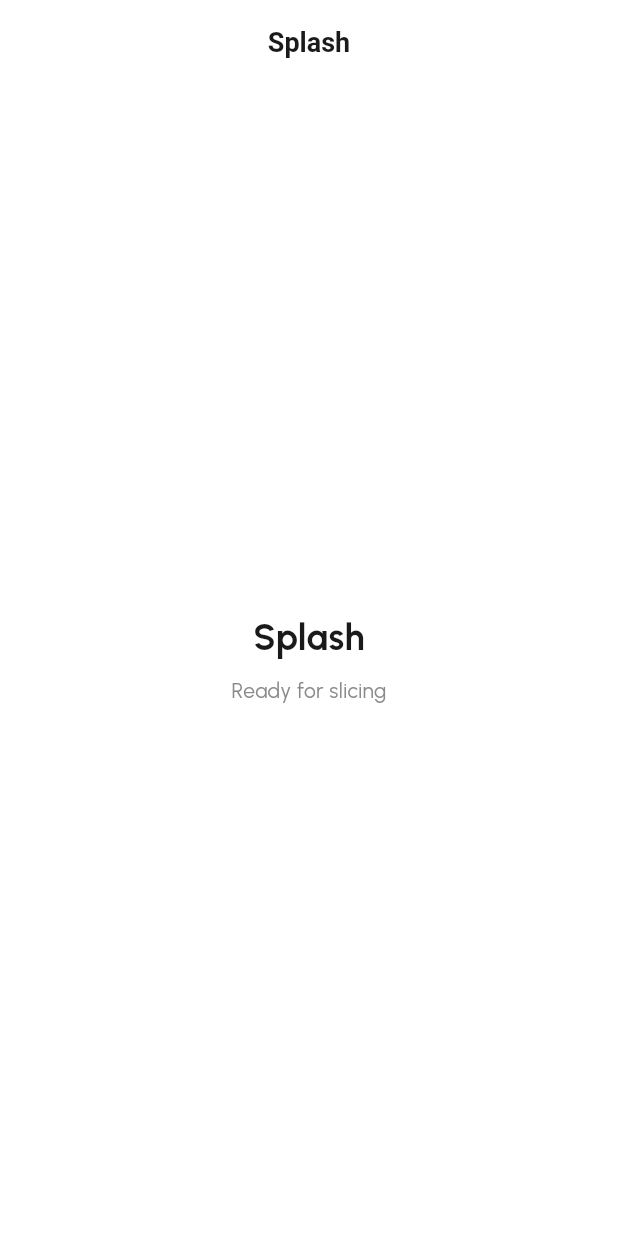
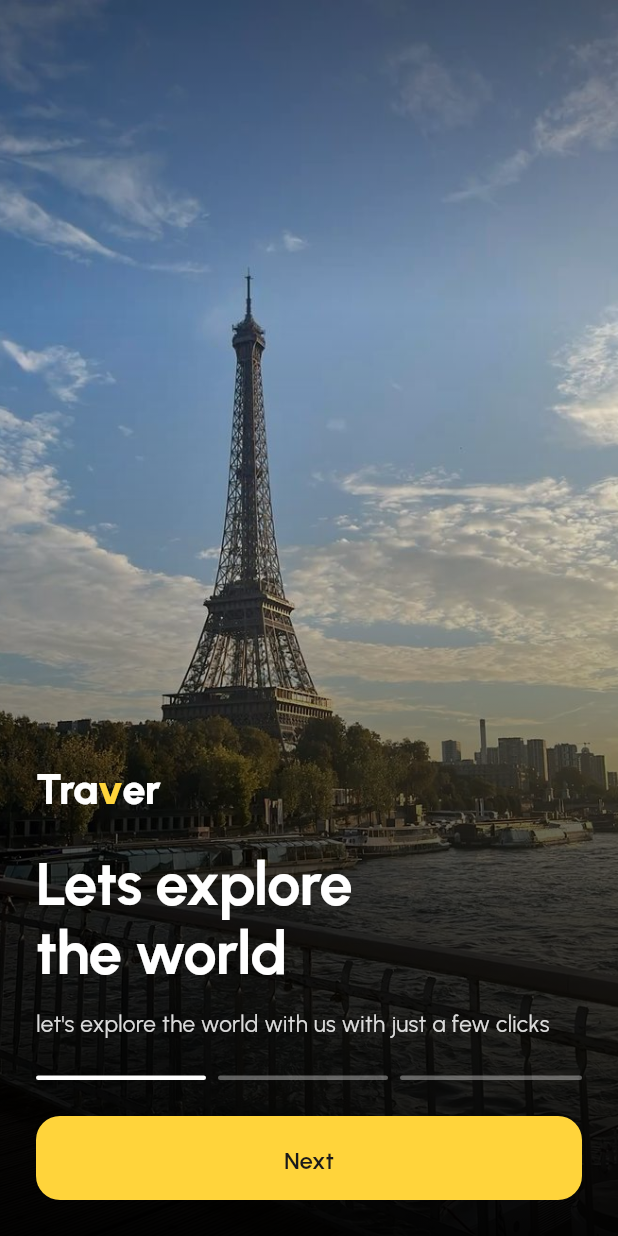
Before and after one commit to Deanity/Traver, a Flutter app: the screen it shows after launch, on a phone screen of 412 x 824 dp. Run offline on Flutter 3.47's test engine with Material 3 defaults, Android fonts, the light colour scheme and no system bars; our stand-ins replace flutter_riverpod, go_router, google_fonts, shared_preferences.

Commit message:
feat(onboarding): implement 3-stage onboarding flow and routing

```diff
--- a/lib/app/router/app_router.dart
+++ b/lib/app/router/app_router.dart
@@ -1,20 +1,22 @@
 import 'package:flutter_riverpod/flutter_riverpod.dart';
 import 'package:go_router/go_router.dart';
 import '../../core/widgets/placeholder_screen.dart';
+import '../../features/onboarding/onboarding.dart';
 import 'main_shell_screen.dart';
 import 'routes.dart';
 
 final routerProvider = Provider<GoRouter>((ref) {
   return GoRouter(
-    initialLocation: AppRoutes.splash,
+    initialLocation: AppRoutes.onboarding,
     routes: [
       GoRoute(
         path: AppRoutes.splash,
-        builder: (context, state) => const PlaceholderScreen(title: 'Splash'),
+        redirect: (context, state) => AppRoutes.onboarding,
+        builder: (context, state) => const OnboardingScreen(),
       ),
       GoRoute(
         path: AppRoutes.onboarding,
-        builder: (context, state) => const PlaceholderScreen(title: 'Onboarding'),
+        builder: (context, state) => const OnboardingScreen(),
       ),
       GoRoute(
         path: AppRoutes.login,
--- a/lib/core/widgets/primary_button.dart
+++ b/lib/core/widgets/primary_button.dart
@@ -11,6 +11,7 @@ class PrimaryButton extends StatelessWidget {
   final double height;
   final Color? backgroundColor;
   final Color? textColor;
+  final BorderRadius? borderRadius;
 
   const PrimaryButton({
     super.key,
@@ -20,9 +21,10 @@ class PrimaryButton extends StatelessWidget {
     this.leadingIcon,
     this.trailingIcon,
     this.width,
-    this.height = 52.0,
+    this.height = 54.0,
     this.backgroundColor,
     this.textColor,
+    this.borderRadius,
   });
 
   @override
@@ -34,8 +36,8 @@ class PrimaryButton extends StatelessWidget {
         style: ElevatedButton.styleFrom(
           backgroundColor: backgroundColor ?? AppColors.primary,
           foregroundColor: textColor ?? AppColors.onPrimary,
-          shape: const RoundedRectangleBorder(
-            borderRadius: AppRadius.borderFull,
+          shape: RoundedRectangleBorder(
+            borderRadius: borderRadius ?? AppRadius.borderLg,
           ),
           elevation: 0,
           padding: const EdgeInsets.symmetric(horizontal: AppSpacing.xxl),
--- /dev/null
+++ b/lib/core/widgets/traver_logo.dart
@@ -0,0 +1,40 @@
+import 'package:flutter/material.dart';
+import 'package:google_fonts/google_fonts.dart';
+import '../theme/app_colors.dart';
+
+class TraverLogo extends StatelessWidget {
+  final double fontSize;
+  final Color textColor;
+  final Color dotColor;
+
+  const TraverLogo({
+    super.key,
+    this.fontSize = 28,
+    this.textColor = Colors.white,
+    this.dotColor = AppColors.primary,
+  });
+
+  @override
+  Widget build(BuildContext context) {
+    final textStyle = GoogleFonts.urbanist(
+      fontSize: fontSize,
+      fontWeight: FontWeight.w800,
+      color: textColor,
+      letterSpacing: -0.5,
+    );
+
+    return Row(
+      mainAxisSize: MainAxisSize.min,
+      crossAxisAlignment: CrossAxisAlignment.baseline,
+      textBaseline: TextBaseline.alphabetic,
+      children: [
+        Text('Tra', style: textStyle),
+        Text(
+          'v',
+          style: textStyle.copyWith(color: dotColor),
+        ),
+        Text('er', style: textStyle),
+      ],
+    );
+  }
+}
--- a/lib/core/widgets/widgets.dart
+++ b/lib/core/widgets/widgets.dart
@@ -3,3 +3,4 @@ export 'secondary_button.dart';
 export 'app_text_field.dart';
 export 'empty_state.dart';
 export 'error_state.dart';
+export 'traver_logo.dart';
--- /dev/null
+++ b/lib/features/onboarding/data/onboarding_item.dart
@@ -0,0 +1,36 @@
+import 'package:traver/core/constants/app_constants.dart';
+
+class OnboardingItem {
+  final String title;
+  final String description;
+  final String imagePath;
+  final String buttonText;
+
+  const OnboardingItem({
+    required this.title,
+    required this.description,
+    required this.imagePath,
+    required this.buttonText,
+  });
+
+  static const List<OnboardingItem> defaultItems = [
+    OnboardingItem(
+      title: 'Lets explore\nthe world',
+      description: "let's explore the world with us with just a few clicks",
+      imagePath: AssetPaths.onboarding1,
+      buttonText: 'Next',
+    ),
+    OnboardingItem(
+      title: 'Visit tourist\nattractions',
+      description: 'Find thousands of tourist destinations ready for you to visit',
+      imagePath: AssetPaths.onboarding2,
+      buttonText: 'Next',
+    ),
+    OnboardingItem(
+      title: 'Get ready for\nnext trip',
+      description: 'Find thousands of tourist destinations ready for you to visit',
+      imagePath: AssetPaths.onboarding3,
+      buttonText: 'Get Started',
+    ),
+  ];
+}
--- /dev/null
+++ b/lib/features/onboarding/onboarding.dart
@@ -0,0 +1,3 @@
+export 'data/onboarding_item.dart';
+export 'presentation/screens/onboarding_screen.dart';
+export 'presentation/widgets/onboarding_indicator.dart';
--- /dev/null
+++ b/lib/features/onboarding/presentation/screens/onboarding_screen.dart
@@ -0,0 +1,188 @@
+import 'package:flutter/material.dart';
+import 'package:flutter/services.dart';
+import 'package:flutter_riverpod/flutter_riverpod.dart';
+import 'package:go_router/go_router.dart';
+import 'package:google_fonts/google_fonts.dart';
+import 'package:traver/app/router/routes.dart';
+import 'package:traver/core/widgets/primary_button.dart';
+import 'package:traver/core/widgets/traver_logo.dart';
+import 'package:traver/features/auth/presentation/session_provider.dart';
+import '../../data/onboarding_item.dart';
+import '../widgets/onboarding_indicator.dart';
+
+class OnboardingScreen extends ConsumerStatefulWidget {
+  const OnboardingScreen({super.key});
+
+  @override
+  ConsumerState<OnboardingScreen> createState() => _OnboardingScreenState();
+}
+
+class _OnboardingScreenState extends ConsumerState<OnboardingScreen> {
+  late final PageController _pageController;
+  int _currentPage = 0;
+  final List<OnboardingItem> _items = OnboardingItem.defaultItems;
+
+  @override
+  void initState() {
+    super.initState();
+    _pageController = PageController();
+  }
+
+  @override
+  void dispose() {
+    _pageController.dispose();
+    super.dispose();
+  }
+
+  Future<void> _handleNext() async {
+    if (_currentPage < _items.length - 1) {
+      _pageController.nextPage(
+        duration: const Duration(milliseconds: 350),
+        curve: Curves.easeInOut,
+      );
+    } else {
+      await ref.read(onboardingDoneProvider.notifier).completeOnboarding();
+      if (mounted) {
+        context.go(AppRoutes.login);
+      }
+    }
+  }
+
+  void _onSelectPage(int index) {
+    _pageController.animateToPage(
+      index,
+      duration: const Duration(milliseconds: 350),
+      curve: Curves.easeInOut,
+    );
+  }
+
+  @override
+  Widget build(BuildContext context) {
+    return AnnotatedRegion<SystemUiOverlayStyle>(
+      value: const SystemUiOverlayStyle(
+        statusBarColor: Colors.transparent,
+        statusBarIconBrightness: Brightness.light,
+        statusBarBrightness: Brightness.dark,
+      ),
+      child: Scaffold(
+        backgroundColor: Colors.black,
+        body: Stack(
+          fit: StackFit.expand,
+          children: [
+            // PageView for image + gradient + text content
+            PageView.builder(
+              controller: _pageController,
+              itemCount: _items.length,
+              onPageChanged: (index) {
+                setState(() {
+                  _currentPage = index;
+                });
+              },
+              itemBuilder: (context, index) {
+                final item = _items[index];
+                return Stack(
+                  fit: StackFit.expand,
+                  children: [
+                    // Background Image
+                    Image.asset(
+                      item.imagePath,
+                      fit: BoxFit.cover,
+                      width: double.infinity,
+                      height: double.infinity,
+                    ),
+
+                    // Contrast gradient overlay
+                    DecoratedBox(
+                      decoration: BoxDecoration(
+                        gradient: LinearGradient(
+                          begin: Alignment.topCenter,
+                          end: Alignment.bottomCenter,
+                          stops: const [0.0, 0.25, 0.5, 0.75, 1.0],
+                          colors: [
+                            Colors.black.withValues(alpha: 0.35),
+                            Colors.transparent,
+                            Colors.black.withValues(alpha: 0.25),
+                            Colors.black.withValues(alpha: 0.75),
+                            Colors.black.withValues(alpha: 0.95),
+                          ],
+                        ),
+                      ),
+                    ),
+
+                    // Content
+                    SafeArea(
+                      child: Padding(
+                        padding: const EdgeInsets.symmetric(horizontal: 24.0),
+                        child: Column(
+                          mainAxisAlignment: MainAxisAlignment.end,
+                          crossAxisAlignment: CrossAxisAlignment.start,
+                          children: [
+                            const TraverLogo(fontSize: 28),
+                            const SizedBox(height: 20),
+                            Text(
+                              item.title,
+                              style: GoogleFonts.urbanist(
+                                fontSize: 40,
+                                fontWeight: FontWeight.w700,
+                                color: Colors.white,
+                                height: 1.15,
+                                letterSpacing: -0.5,
+                              ),
+                            ),
+                            const SizedBox(height: 14),
+                            Text(
+                              item.description,
+                              style: GoogleFonts.urbanist(
+                                fontSize: 15,
+                                fontWeight: FontWeight.w400,
+                                color: Colors.white.withValues(alpha: 0.85),
+                                height: 1.45,
+                              ),
+                            ),
+                            // Space reserved for fixed indicator and button
+                            const SizedBox(height: 130),
+                          ],
+                        ),
+                      ),
+                    ),
+                  ],
+                );
+              },
+            ),
+
+            // Fixed Bottom Controls (Indicator + Button)
+            Positioned(
+              left: 0,
+              right: 0,
+              bottom: 0,
+              child: SafeArea(
+                top: false,
+                child: Padding(
+                  padding: const EdgeInsets.fromLTRB(24, 0, 24, 24),
+                  child: Column(
+                    mainAxisSize: MainAxisSize.min,
+                    children: [
+                      OnboardingIndicator(
+                        count: _items.length,
+                        currentIndex: _currentPage,
+                        onSelect: _onSelectPage,
+                      ),
+                      const SizedBox(height: 24),
+                      PrimaryButton(
+                        text: _currentPage == _items.length - 1
+                            ? 'Get Started'
+                            : 'Next',
+                        height: 56.0,
+                        onPressed: _handleNext,
+                      ),
+                    ],
+                  ),
+                ),
+              ),
+            ),
+          ],
+        ),
+      ),
+    );
+  }
+}
--- /dev/null
+++ b/lib/features/onboarding/presentation/widgets/onboarding_indicator.dart
@@ -0,0 +1,41 @@
+import 'package:flutter/material.dart';
+
+class OnboardingIndicator extends StatelessWidget {
+  final int count;
+  final int currentIndex;
+  final ValueChanged<int>? onSelect;
+
+  const OnboardingIndicator({
+    super.key,
+    required this.count,
+    required this.currentIndex,
+    this.onSelect,
+  });
+
+  @override
+  Widget build(BuildContext context) {
+    return Row(
+      children: List.generate(count, (index) {
+        final isActive = index <= currentIndex;
+        return Expanded(
+          child: GestureDetector(
+            behavior: HitTestBehavior.opaque,
+            onTap: onSelect != null ? () => onSelect!(index) : null,
+            child: Container(
+              margin: EdgeInsets.only(
+                right: index == count - 1 ? 0 : 8.0,
+              ),
+              height: 3.0,
+              decoration: BoxDecoration(
+                color: isActive
+                    ? Colors.white
+                    : Colors.white.withValues(alpha: 0.35),
+                borderRadius: BorderRadius.circular(2.0),
+              ),
+            ),
+          ),
+        );
+      }),
+    );
+  }
+}
```
Also changed, not shown: 1 other file.
